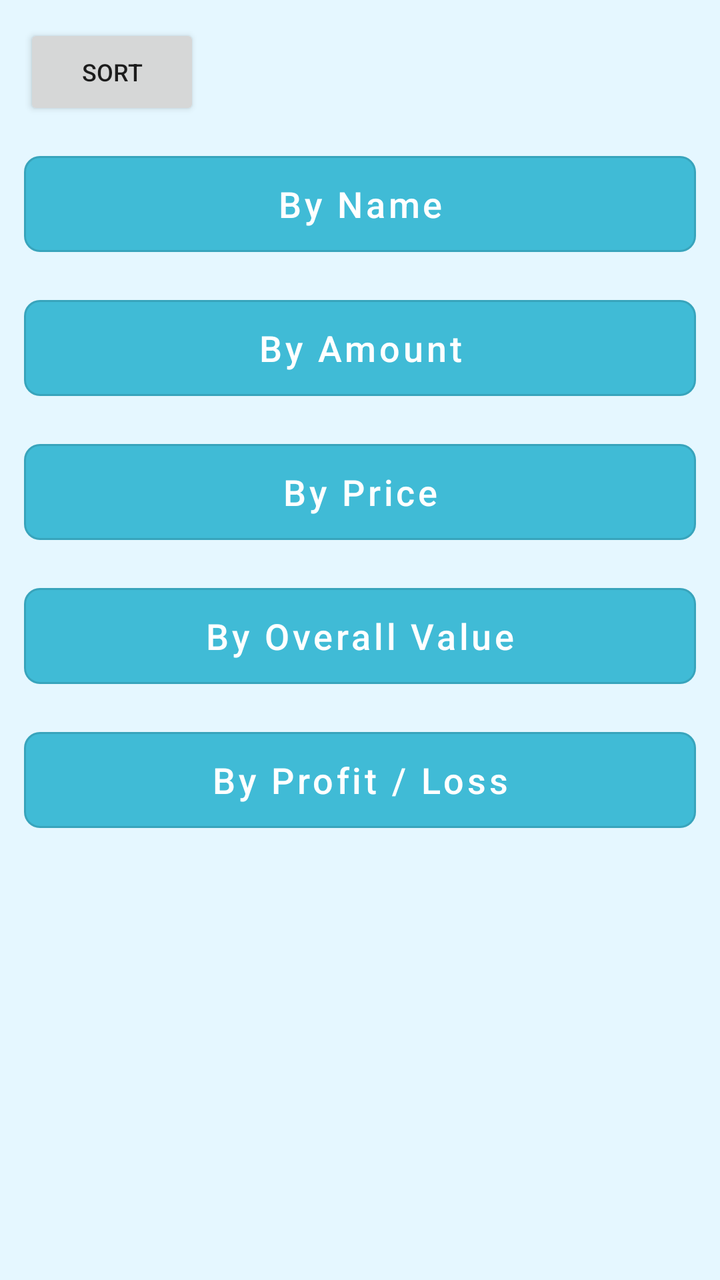
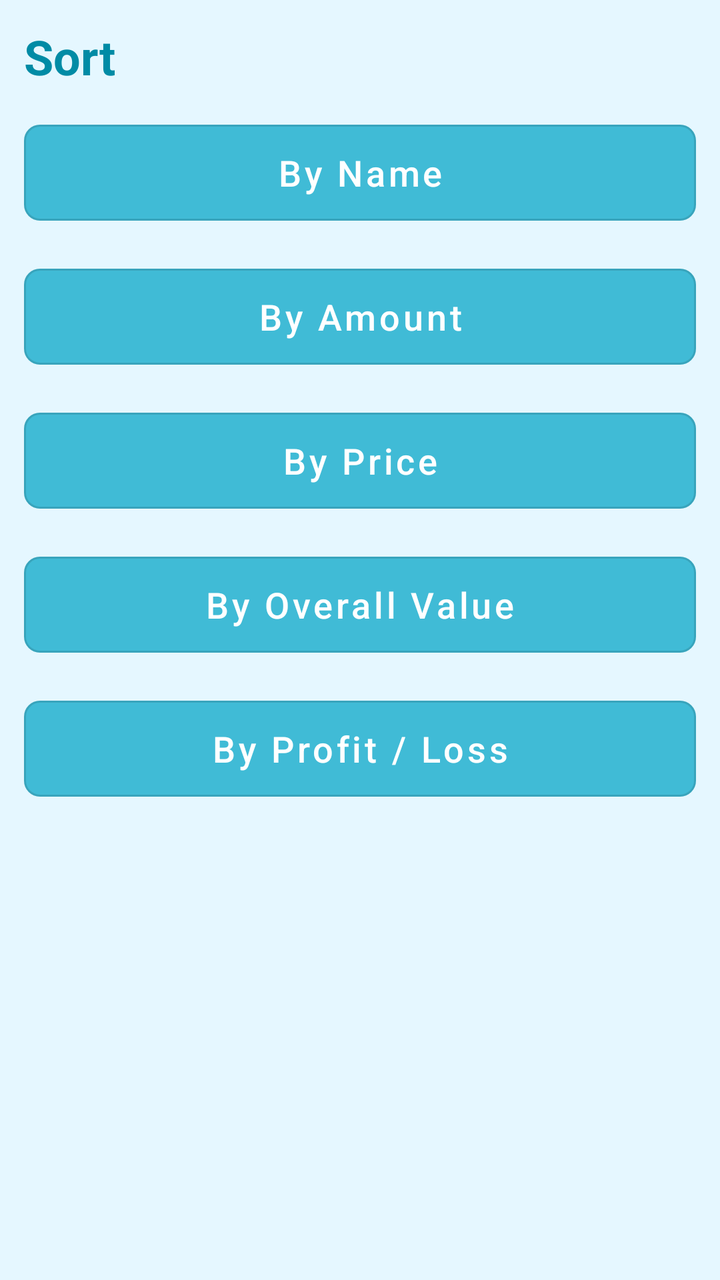

An Android layout rendered at two revisions. The XML below is the earlier revision; the diff shows what the commit changed to produce the second picture.
<!-- AndroidManifest.xml: application theme AppTheme -->
<!-- res/layout/fragment_sorting_bottom_sheet.xml -->
<?xml version="1.0" encoding="utf-8"?>
<androidx.constraintlayout.widget.ConstraintLayout xmlns:android="http://schemas.android.com/apk/res/android"
    xmlns:app="http://schemas.android.com/apk/res-auto"
    xmlns:tools="http://schemas.android.com/tools"
    android:id="@+id/sortingBottomSheetFragment"
    android:layout_width="match_parent"
    android:layout_height="match_parent"
    android:layout_marginHorizontal="12dp"
    android:background="@color/backgroundColor"
    tools:context=".presentation.view.fragments.sortingbottomsheetfragment.SortingBottomSheetFragment">

    <Button
        android:id="@+id/sortingButton"
        android:layout_width="wrap_content"
        android:layout_height="wrap_content"
        android:layout_margin="12dp"
        android:text="Sort"
        android:textSize="12sp"
        app:layout_constraintStart_toStartOf="parent"
        app:layout_constraintTop_toTopOf="parent" />

    <com.google.android.material.button.MaterialButton
        android:id="@+id/sortByName"
        style="@style/sortingButton"
        android:text="By Name"
        app:layout_constraintBottom_toTopOf="@id/sortByAmount"
        app:layout_constraintEnd_toEndOf="parent"
        app:layout_constraintStart_toStartOf="parent"
        app:layout_constraintTop_toBottomOf="@id/sortingButton" />

    <com.google.android.material.button.MaterialButton
        android:id="@+id/sortByAmount"
        style="@style/sortingButton"
        android:text="By Amount"
        app:layout_constraintEnd_toEndOf="parent"
        app:layout_constraintStart_toStartOf="parent"
        app:layout_constraintTop_toBottomOf="@id/sortByName" />

    <com.google.android.material.button.MaterialButton
        android:id="@+id/sortByPrice"
        style="@style/sortingButton"
        android:text="By Price"
        app:layout_constraintEnd_toEndOf="parent"
        app:layout_constraintStart_toStartOf="parent"
        app:layout_constraintTop_toBottomOf="@id/sortByAmount" />

    <com.google.android.material.button.MaterialButton
        android:id="@+id/sortByOverallValue"
        style="@style/sortingButton"
        android:text="By Overall Value"
        app:layout_constraintEnd_toEndOf="parent"
        app:layout_constraintStart_toStartOf="parent"
        app:layout_constraintTop_toBottomOf="@id/sortByPrice" />

    <com.google.android.material.button.MaterialButton
        android:id="@+id/sortByProfitLoss"
        style="@style/sortingButton"
        android:text="By Profit / Loss"
        app:layout_constraintEnd_toEndOf="parent"
        app:layout_constraintStart_toStartOf="parent"
        app:layout_constraintTop_toBottomOf="@id/sortByOverallValue" />

</androidx.constraintlayout.widget.ConstraintLayout>
<!-- resources referenced by this layout -->
<resources>
  <color name="backgroundColor">#E5F7FF</color>
  <style name="sortingButton" parent="Widget.MaterialComponents.Button.OutlinedButton">
          <item name="cornerRadius">8dp</item>
          <item name="backgroundTint">@color/primaryColor</item>
          <item name="android:textSize">18sp</item>
          <item name="android:textColor">@color/white</item>
          <item name="android:textAllCaps">false</item>
          <item name="android:layout_width">0dp</item>
          <item name="android:layout_height">60dp</item>
          <item name="android:layout_margin">12dp</item>
          <item name="android:gravity">center</item>
      </style>
  <style name="AppTheme" parent="Theme.MaterialComponents.Light.DarkActionBar">
  
          <item name="colorPrimary">@color/primaryColor</item>
          <item name="colorPrimaryDark">@color/primaryDarkColor</item>
          <item name="colorAccent">@color/AccentColor</item>
  
      </style>
  <color name="primaryColor">#40bbd6</color>
  <color name="white">#FFFFFFFF</color>
  <color name="primaryDarkColor">#008ba5</color>
  <color name="AccentColor">#2FA1BA</color>
</resources>

<!-- the commit's change to res/layout/fragment_sorting_bottom_sheet.xml (unified diff, before → after) -->
@@ -9,13 +9,15 @@
     android:background="@color/backgroundColor"
     tools:context=".presentation.view.fragments.sortingbottomsheetfragment.SortingBottomSheetFragment">
 
-    <Button
-        android:id="@+id/sortingButton"
+    <TextView
+        android:id="@+id/sortingHeader"
         android:layout_width="wrap_content"
         android:layout_height="wrap_content"
         android:layout_margin="12dp"
         android:text="Sort"
-        android:textSize="12sp"
+        android:textColor="@color/primaryDarkColor"
+        android:textStyle="bold"
+        android:textSize="24sp"
         app:layout_constraintStart_toStartOf="parent"
         app:layout_constraintTop_toTopOf="parent" />
 
@@ -26,7 +28,7 @@
         app:layout_constraintBottom_toTopOf="@id/sortByAmount"
         app:layout_constraintEnd_toEndOf="parent"
         app:layout_constraintStart_toStartOf="parent"
-        app:layout_constraintTop_toBottomOf="@id/sortingButton" />
+        app:layout_constraintTop_toBottomOf="@id/sortingHeader" />
 
     <com.google.android.material.button.MaterialButton
         android:id="@+id/sortByAmount"
<!-- resource entries referenced after the edit -->
@@ -1,6 +1,7 @@
 <!-- resources referenced by this layout -->
 <resources>
   <color name="backgroundColor">#E5F7FF</color>
+  <color name="primaryDarkColor">#008ba5</color>
   <style name="sortingButton" parent="Widget.MaterialComponents.Button.OutlinedButton">
           <item name="cornerRadius">8dp</item>
           <item name="backgroundTint">@color/primaryColor</item>
@@ -21,7 +22,6 @@
       </style>
   <color name="primaryColor">#40bbd6</color>
   <color name="white">#FFFFFFFF</color>
-  <color name="primaryDarkColor">#008ba5</color>
   <color name="AccentColor">#2FA1BA</color>
 </resources>
 
